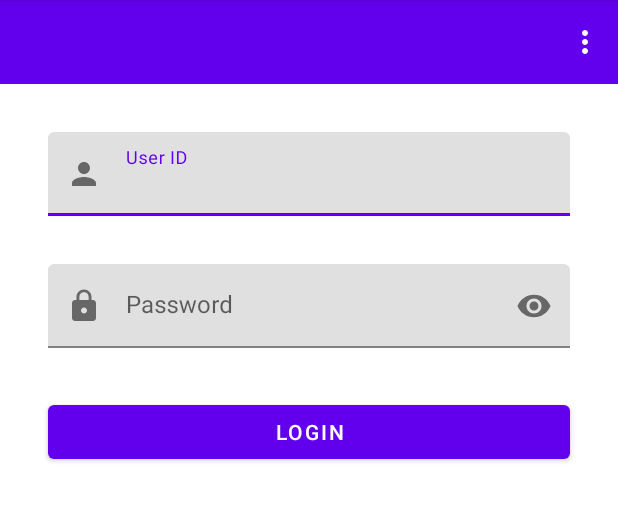
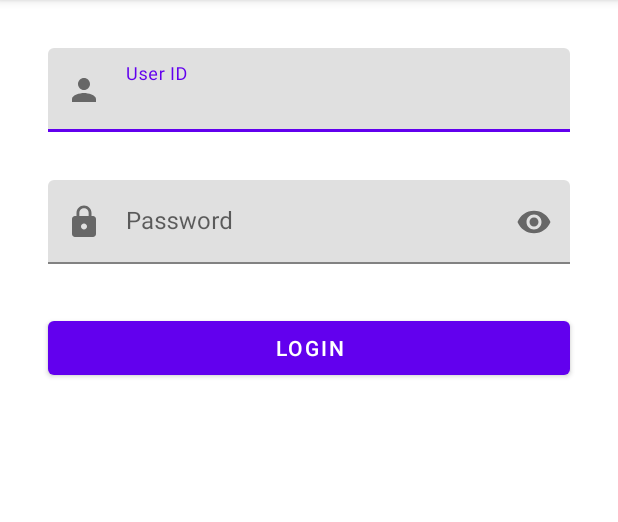
Before and after one commit to MoomenALdahdouh/Calling, an Android app: the fragment LoginFragment shown on its own in the app's theme, on a phone screen of 412 x 824 dp, the part 84-606 px from its top. Run offline under Robolectric (Android 15) with nearby library versions, the phone set to English and light mode, and no system bars.

Commit message:
Create design xml and retrofit api client

```diff
--- a/app/src/main/AndroidManifest.xml
+++ b/app/src/main/AndroidManifest.xml
@@ -9,7 +9,9 @@
         android:roundIcon="@mipmap/ic_launcher_round"
         android:supportsRtl="true"
         android:theme="@style/Theme.Calling">
-        <activity android:name=".ui.activity.SplashActivity">
+        <activity
+            android:name=".ui.activity.SplashActivity"
+            android:theme="@style/Theme.Splash">
             <intent-filter>
                 <action android:name="android.intent.action.MAIN" />
 
--- a/app/src/main/java/com/example/calling/client/Client.kt
+++ /dev/null
@@ -1,5 +0,0 @@
-package com.example.calling.client
-
-class Client {
-
-}
--- a/app/src/main/java/com/example/calling/interfaces/Interface.kt
+++ b/app/src/main/java/com/example/calling/interfaces/InterfaceApi.kt
@@ -1,5 +1,5 @@
 package com.example.calling.interfaces
 
-interface Interface {
+interface InterfaceApi {
 
 }
--- a/app/src/main/java/com/example/calling/ui/fragment/LoginFragment.kt
+++ b/app/src/main/java/com/example/calling/ui/fragment/LoginFragment.kt
@@ -1,19 +1,45 @@
 package com.example.calling.ui.fragment
 
+import android.content.Intent
 import android.os.Bundle
 import android.view.LayoutInflater
 import android.view.View
 import android.view.ViewGroup
+import android.widget.Toast
 import androidx.fragment.app.Fragment
-import com.example.calling.R
+import com.example.calling.databinding.FragmentLoginBinding
+import com.example.calling.ui.activity.MainActivity
+import com.example.calling.utils.PreferenceUtils
 
 class LoginFragment : Fragment() {
+    private lateinit var binding: FragmentLoginBinding
+
+
+    override fun onCreate(savedInstanceState: Bundle?) {
+        super.onCreate(savedInstanceState)
+        arguments?.let {
+
+        }
+    }
 
     override fun onCreateView(
         inflater: LayoutInflater, container: ViewGroup?,
         savedInstanceState: Bundle?
-    ): View? {
+    ): View {
         // Inflate the layout for this fragment
-        return inflater.inflate(R.layout.fragment_login, container, false)
+        binding = FragmentLoginBinding.inflate(inflater, container, false)
+        return binding.root
+    }
+
+    override fun onViewCreated(view: View, savedInstanceState: Bundle?) {
+        super.onViewCreated(view, savedInstanceState)
+        binding.buttonLoginId.setOnClickListener {
+            PreferenceUtils.saveID("Hi", context)
+            Toast.makeText(context, "Login", Toast.LENGTH_SHORT).show()
+            startActivity(Intent(context, MainActivity::class.java))
+            activity?.finish()
+            /*val transaction:FragmentTransaction = requireActivity().supportFragmentManager.beginTransaction()
+            transaction.replace(R.id.fragment_container_view,CallFragment())*/
+        }
     }
 }
--- a/app/src/main/java/com/example/calling/utils/Constants.kt
+++ b/app/src/main/java/com/example/calling/utils/Constants.kt
@@ -5,5 +5,7 @@ object Constants {
     const val KEY_ID = "ID"
     const val KEY_UID = "KEY_UID"
     const val ACCOUNT_TYPE = "ACCOUNT_TYPE"
+    const val BASE_URL = "http://localhost:63342/Dett/"
+
 
 }
--- a/app/src/main/res/layout/activity_main.xml
+++ b/app/src/main/res/layout/activity_main.xml
@@ -9,7 +9,7 @@
     <androidx.fragment.app.FragmentContainerView
         android:id="@+id/fragment_container_view"
         android:layout_width="match_parent"
-        android:layout_height="match_parent"
+        android:layout_height="0dp"
         app:layout_constraintBottom_toBottomOf="parent"
         app:layout_constraintEnd_toEndOf="parent"
         app:layout_constraintStart_toStartOf="parent"
--- a/app/src/main/res/layout/fragment_call.xml
+++ b/app/src/main/res/layout/fragment_call.xml
@@ -12,11 +12,11 @@
         android:layout_height="wrap_content"
         android:background="?attr/colorPrimary"
         android:minHeight="?attr/actionBarSize"
-        android:theme="?attr/actionBarTheme"
+        android:visibility="gone"
         app:layout_constraintEnd_toEndOf="parent"
         app:layout_constraintStart_toStartOf="parent"
         app:layout_constraintTop_toTopOf="parent"
-        app:menu="@menu/main_menu" />
+        app:menu="@menu/call_menu" />
 
     <androidx.recyclerview.widget.RecyclerView
         android:layout_width="match_parent"
--- a/app/src/main/res/layout/fragment_login.xml
+++ b/app/src/main/res/layout/fragment_login.xml
@@ -12,7 +12,7 @@
         android:layout_height="wrap_content"
         android:background="?attr/colorPrimary"
         android:minHeight="?attr/actionBarSize"
-        android:theme="?attr/actionBarTheme"
+        android:visibility="gone"
         app:layout_constraintEnd_toEndOf="parent"
         app:layout_constraintStart_toStartOf="parent"
         app:layout_constraintTop_toTopOf="parent"
@@ -67,7 +67,7 @@
         </com.google.android.material.textfield.TextInputLayout>
 
         <Button
-            android:id="@+id/button"
+            android:id="@+id/button_login_id"
             android:layout_width="0dp"
             android:layout_height="wrap_content"
             android:layout_marginStart="32dp"
--- a/app/src/main/res/values-night/themes.xml
+++ b/app/src/main/res/values-night/themes.xml
@@ -13,4 +13,18 @@
         <item name="android:statusBarColor" tools:targetApi="l">?attr/colorPrimaryVariant</item>
         <!-- Customize your theme here. -->
     </style>
+
+    <style name="Theme.Splash" parent="Theme.MaterialComponents.DayNight.DarkActionBar">
+        <!-- Primary brand color. -->
+        <item name="colorPrimary">@color/purple_200</item>
+        <item name="colorPrimaryVariant">@color/purple_700</item>
+        <item name="colorOnPrimary">@color/black</item>
+        <!-- Secondary brand color. -->
+        <item name="colorSecondary">@color/teal_200</item>
+        <item name="colorSecondaryVariant">@color/teal_200</item>
+        <item name="colorOnSecondary">@color/black</item>
+        <!-- Status bar color. -->
+        <item name="android:statusBarColor" tools:targetApi="l">?attr/colorPrimaryVariant</item>
+        <!-- Customize your theme here. -->
+    </style>
 </resources>
--- a/app/src/main/res/values/themes.xml
+++ b/app/src/main/res/values/themes.xml
@@ -12,5 +12,32 @@
         <!-- Status bar color. -->
         <item name="android:statusBarColor" tools:targetApi="l">?attr/colorPrimaryVariant</item>
         <!-- Customize your theme here. -->
+        <!-- Toolbar color menu -->
+        <!--<item name="actionOverflowButtonStyle">@style/toolbarColor</item>-->
+    </style>
+
+    <style name="Theme.Splash" parent="Theme.MaterialComponents.DayNight.NoActionBar">
+        <!-- Primary brand color. -->
+        <item name="colorPrimary">@color/purple_500</item>
+        <item name="colorPrimaryVariant">@color/purple_700</item>
+        <item name="colorOnPrimary">@color/white</item>
+        <!-- Secondary brand color. -->
+        <item name="colorSecondary">@color/teal_200</item>
+        <item name="colorSecondaryVariant">@color/teal_700</item>
+        <item name="colorOnSecondary">@color/black</item>
+        <!-- Status bar color. -->
+        <item name="android:statusBarColor" tools:targetApi="l">?attr/colorPrimaryVariant</item>
+        <!-- Customize your theme here. -->
+        <!-- Toolbar color menu -->
+        <!--<item name="actionOverflowButtonStyle">@style/toolbarColor</item>-->
+    </style>
+
+    <style name="toolbarColor" parent="Widget.AppCompat.ActionButton.Overflow">
+        <item name="android:tint">@color/white</item>
+    </style>
+
+    <!-- Other code call this them in your toolbar them Toolbar color menu -->
+    <style name="MyToolbarStyle" parent="ThemeOverlay.AppCompat.ActionBar">
+        <item name="android:textColorSecondary">@color/white</item>
     </style>
 </resources>
```
Also changed, not shown: app/src/main/java/com/example/calling/client/RetrofitClient.kt (added, +33 -0 lines), app/src/main/java/com/example/calling/ui/activity/MainActivity.kt (+44 -2 lines), app/src/main/java/com/example/calling/ui/activity/SplashActivity.kt (+1 -9 lines), app/src/main/java/com/example/calling/ui/fragment/CallFragment.kt (+10 -4 lines), app/src/main/res/menu/call_menu.xml (renamed from app/src/main/res/menu/main_menu.xml).
